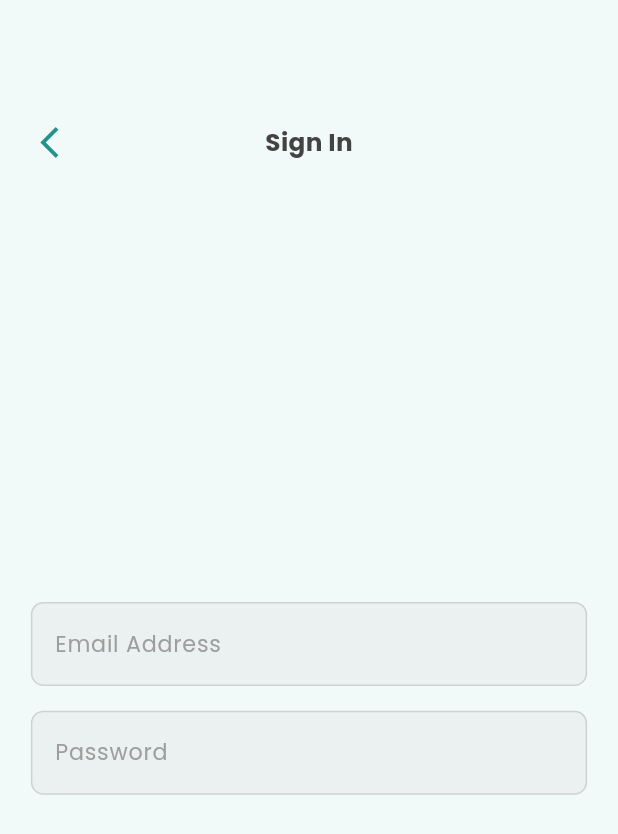
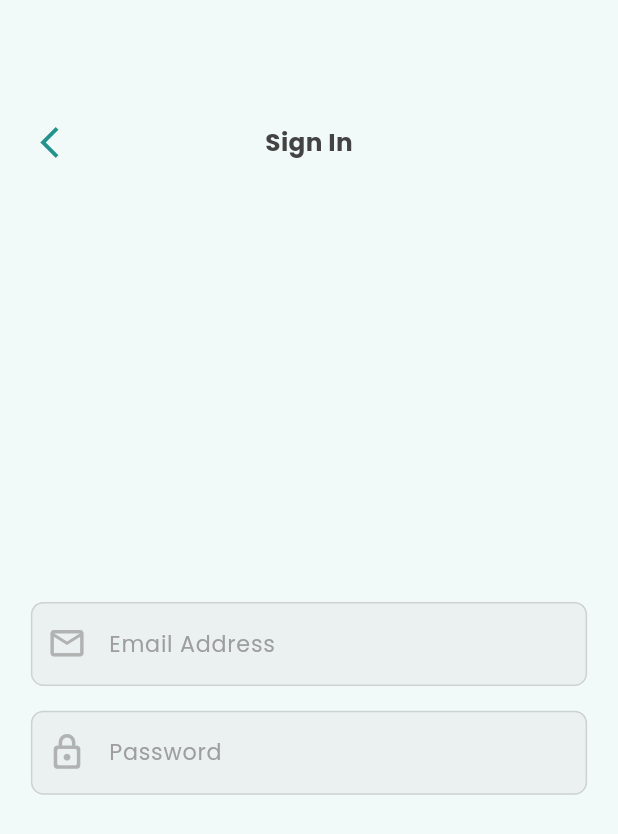
Before and after one commit to Shahwaiz24/Meditrace_App, a Flutter app: the screen it shows after launch, after a tap on "Sign In", on a phone screen of 412 x 824 dp. Shown: the top 834 px of the screen. Run offline on Flutter 3.47's test engine with Material 3 defaults, Android fonts, the phone set to English and light mode, and no system bars; our stand-ins replace shared_preferences.

Commit message:
Sign In Almost Completed

```diff
--- a/lib/Components/text_fields.dart
+++ b/lib/Components/text_fields.dart
@@ -3,17 +3,22 @@ import 'package:provider/provider.dart';
 import 'package:meditrace_project/Views/Sign%20In%20View/signin_viewmodel.dart';
 
 class TextFields extends StatelessWidget {
-  const TextFields({
-    super.key,
+  const TextFields(
+      {super.key,
       required this.controller,
       required this.enablefillColor,
       required this.focusfillColor,
       required this.outlineColor,
       required this.radius,
+      required this.isHidden,
       required this.HintText,
       required this.hintStyle,
       required this.isEmailFocus,
-  });
+      required this.Prefix,
+      required this.Suffix,
+      required this.isSuffix,
+      required this.isPrefix,
+      required this.onChanged});
 
   final TextEditingController controller;
   final Color outlineColor;
@@ -23,6 +28,12 @@ class TextFields extends StatelessWidget {
   final String HintText;
   final TextStyle hintStyle;
   final bool isEmailFocus;
+  final bool isPrefix;
+  final Widget Prefix;
+  final bool isSuffix;
+  final Widget Suffix;
+  final Function onChanged;
+  final bool isHidden;
 
   @override
   Widget build(BuildContext context) {
@@ -38,8 +49,16 @@ class TextFields extends StatelessWidget {
         }
       },
       child: TextFormField(
+        onChanged: (string) {
+          onChanged();
+        },
         controller: controller,
+        obscureText: isHidden,
+        obscuringCharacter: '*',
         decoration: InputDecoration(
+          suffixIcon: isSuffix == true ? Suffix : Text(''),
+          prefixIcon: isPrefix == true ? Prefix : Text(''),
+
           fillColor: isEmailFocus
               ? (model.isFocusEmail ? focusfillColor : enablefillColor)
               : (model.isFocusPassword
--- a/lib/Services/utils.dart
+++ b/lib/Services/utils.dart
@@ -8,4 +8,5 @@ class AppColors {
   static Color TextwhiteColor = Color(0xffFCFFFE);
   static Color TextblackColor = Color(0xff434343);
   static Color PrimaryBlueColor = Color(0xff44BFB9);
+  static Color unFocusPrimaryColor = Color(0xffA3A2A3);
 }
--- a/lib/Views/Sign In View/signin_view.dart
+++ b/lib/Views/Sign In View/signin_view.dart
@@ -60,11 +60,27 @@ class SigninView extends StatelessWidget {
                 children: [
                   Consumer<SigninViewmodel>(builder: (context, model, child) {
                     return TextFields(
-                      isEmailFocus: true,
+                        isHidden: false,
+                        onChanged: () {},
+                        isSuffix: false,
+                        Suffix: Text(''),
+                        Prefix: model.isFocusEmail == true
+                            ? const Icon(
+                                Icons.email_outlined,
+                              )
+                            : Icon(
+                                Icons.email_outlined,
+                                color: const Color(0xffA3A2A3).withOpacity(0.8),
+                                size: screenHeight * 0.032,
+                              ),
+                        isPrefix: true,
+                        isEmailFocus: true,
                         controller: emailController,
-                        enablefillColor: Color(0xffA3A2A3).withOpacity(0.1),
+                        enablefillColor:
+                            AppColors.unFocusPrimaryColor.withOpacity(0.1),
                         focusfillColor: AppColors.TextwhiteColor,
-                        outlineColor: Color(0xffA3A2A3).withOpacity(0.5),
+                        outlineColor:
+                            AppColors.unFocusPrimaryColor.withOpacity(0.5),
                         radius: screenHeight * 0.010,
                         HintText: 'Email Address',
                         hintStyle: TextStyle(
@@ -77,11 +93,50 @@ class SigninView extends StatelessWidget {
                   ),
                   Consumer<SigninViewmodel>(builder: (context, model, child) {
                     return TextFields(
-                      isEmailFocus: false,
+                        isHidden: model.isHiddenPassword,
+                        onChanged: () {
+                          model.onChanged(controller: passwordController);
+                        },
+                        isSuffix: model.isPasswordVisible,
+                        Suffix: passwordController.text.isEmpty
+                            ? const Text('')
+                            : Padding(
+                                padding:
+                                    EdgeInsets.only(right: screenWidth * 0.030),
+                                child: InkWell(
+                                  onTap: () {
+                                    model.hiddenText();
+                                  },
+                                  child: model.isHiddenPassword
+                                      ? const Icon(
+                                          Icons.visibility_off_outlined,
+                                          color: Colors.black,
+                                        )
+                                      : const Icon(
+                                          Icons.visibility_outlined,
+                                          color: Colors.black,
+                                        ),
+                                ),
+                              ),
+                        isPrefix: true,
+                        Prefix: model.isFocusPassword
+                            ? const Icon(
+                                Icons.lock_outline_rounded,
+                                color: Colors.black,
+                              )
+                            : Icon(
+                                Icons.lock_outline_rounded,
+                                color: AppColors.unFocusPrimaryColor
+                                    .withOpacity(0.8),
+                                size: screenHeight * 0.032,
+                              ),
+                        isEmailFocus: false,
                         controller: passwordController,
-                        enablefillColor: Color(0xffA3A2A3).withOpacity(0.1),
+                        enablefillColor:
+                            AppColors.unFocusPrimaryColor.withOpacity(0.1),
                         focusfillColor: AppColors.TextwhiteColor,
-                        outlineColor: Color(0xffA3A2A3).withOpacity(0.5),
+                        outlineColor:
+                            AppColors.unFocusPrimaryColor.withOpacity(0.5),
                         radius: screenHeight * 0.010,
                         HintText: 'Password',
                         hintStyle: TextStyle(
--- a/lib/Views/Sign In View/signin_viewmodel.dart
+++ b/lib/Views/Sign In View/signin_viewmodel.dart
@@ -1,13 +1,31 @@
 import 'package:flutter/material.dart';
 
 class SigninViewmodel with ChangeNotifier {
+  bool isPasswordVisible = false;
+  bool isHiddenPassword = true;
   bool isFocusEmail = false; // Focus state track karne ke liye
   void onEmailFocusChange(bool hasFocus) {
     isFocusEmail = hasFocus;
 
     notifyListeners();
   }
-    bool isFocusPassword = false; // Focus state track karne ke liye
+
+  hiddenText() {
+    isHiddenPassword = !isHiddenPassword;
+    notifyListeners();
+  }
+
+  onChanged({required TextEditingController controller}) {
+    if (controller.text.isEmpty) {
+      isPasswordVisible = false;
+      notifyListeners();
+    } else {
+      isPasswordVisible = true;
+      notifyListeners();
+    }
+  }
+
+  bool isFocusPassword = false; // Focus state track karne ke liye
   void onPasswordFocusChange(bool hasFocus) {
     isFocusPassword = hasFocus;
 
```
Lines whose indentation alone changed are shown as unchanged.
